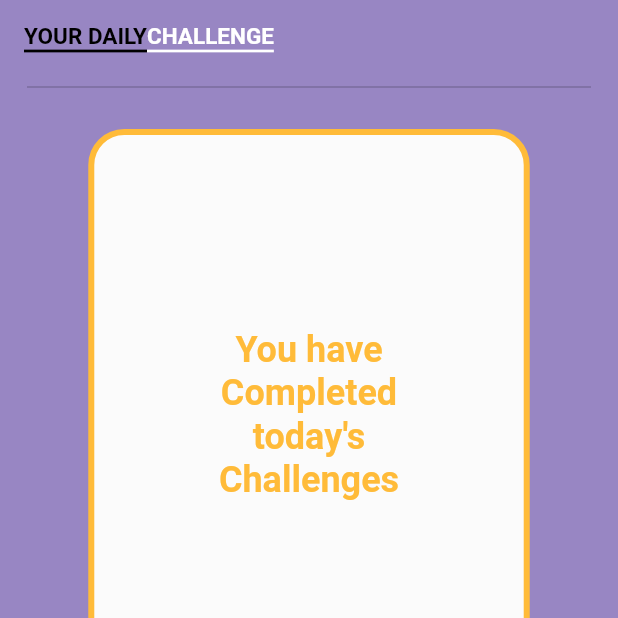
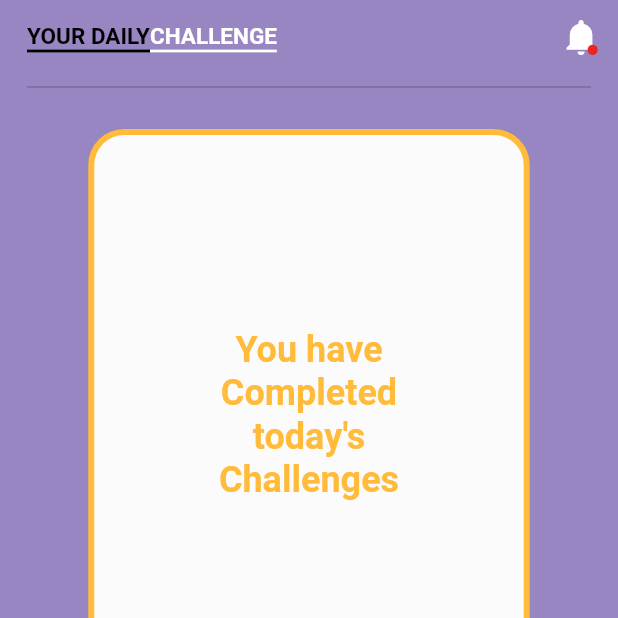
Before and after one commit to yashpitc/apps_data, a Flutter app: the DailyChallengeView screen opened directly with empty values, on a phone screen of 412 x 824 dp, the top half of it. Run offline on Flutter 3.47's test engine with Material 2 defaults, Android fonts, the phone set to English and light mode, and no system bars; drawn by our look-alikes of flutter_html, percent_indicator; our stand-ins replace cloud_firestore, device_info_plus, firebase_core, firebase_crashlytics, firebase_messaging, flutter_svg and 3 more; accounts and stored records are empty.

```diff
--- a/lib/app/components/custom/custom_appbar.dart
+++ b/lib/app/components/custom/custom_appbar.dart
@@ -42,11 +42,13 @@ class CustomAppBar extends StatelessWidget implements PreferredSizeWidget {
             },
           )
           : null,
-      leadingWidth: backbutton!? 20.0 : 15.0,
-      title:  buildTextTitle(firstTitle!, secondTitle!,firstTitleColor!,secondTitleColor!),
+      leadingWidth: backbutton! ? 40.0 : 15.0,
+      title: buildTextTitle(
+          firstTitle!, secondTitle!, firstTitleColor!, secondTitleColor!),
+      titleSpacing: backbutton!? 0.0 : 18.0,
       backgroundColor: AppColors.dashboardBGColor,
       elevation: 0.0,
-      actions:[
+      actions: [
         notiButton!
             ? IconButton(
                 onPressed: notiOnTap,
@@ -56,10 +58,7 @@ class CustomAppBar extends StatelessWidget implements PreferredSizeWidget {
     );
   }
 
-  buildTextTitle(
-      String firstTitle,
-      String secondTitle,
-      Color firstTitleColor,
+  buildTextTitle(String firstTitle, String secondTitle, Color firstTitleColor,
       Color secondTitleColor) {
     return Row(
       mainAxisAlignment: MainAxisAlignment.start,
@@ -76,7 +75,8 @@ class CustomAppBar extends StatelessWidget implements PreferredSizeWidget {
               ),
             ),
           ),
-          child: Text(firstTitle, style: TextStyle(
+          child: Text(firstTitle,
+              style: TextStyle(
                 fontSize: 15,
                 fontWeight: FontWeight.w600,
                 color: firstTitleColor,
@@ -94,8 +94,8 @@ class CustomAppBar extends StatelessWidget implements PreferredSizeWidget {
               ),
             ),
           ),
-          child:
-          Text(secondTitle, style:TextStyle(
+          child: Text(secondTitle,
+              style: TextStyle(
                 fontSize: 15,
                 fontWeight: FontWeight.w600,
                 color: secondTitleColor,
--- a/lib/app/modules/daily_challenge/views/daily_challenge_view.dart
+++ b/lib/app/modules/daily_challenge/views/daily_challenge_view.dart
@@ -10,6 +10,7 @@ import 'package:intl/intl.dart';
 import 'package:percent_indicator/percent_indicator.dart';
 import '../../../components/widgets/challange_card_view.dart';
 import '../../../components/widgets/custom_button.dart';
+import '../../../routes/app_pages.dart';
 import '../../dashboard/controllers/dashboard_controller.dart';
 
 class DailyChallengeView extends StatelessWidget {
@@ -31,7 +32,10 @@ class DailyChallengeView extends StatelessWidget {
           backbutton: false,
           firstTitleColor: AppColors.blackColor,
           secondTitleColor: AppColors.whiteColor,
-          notiButton: false,
+          notiButton: true,
+          notiOnTap: () {
+            Get.toNamed(Routes.NOTIFICATIONVIEW);
+          },
         ),
         body: SingleChildScrollView(
                 padding: const EdgeInsets.only(left: 18.0, right: 18.0),
--- a/lib/app/modules/previous_challanges/views/previous_challenge_view.dart
+++ b/lib/app/modules/previous_challanges/views/previous_challenge_view.dart
@@ -36,6 +36,7 @@ class PreviousChallengeView extends StatelessWidget {
                 controller.onInit();
             },
             child: SingleChildScrollView(
+              physics: const AlwaysScrollableScrollPhysics(),
               padding: const EdgeInsets.only(left: 18.0, right: 18.0,bottom: 20.0),
               child: Column(
                 mainAxisAlignment: MainAxisAlignment.center,
@@ -46,7 +47,7 @@ class PreviousChallengeView extends StatelessWidget {
                   ),
                   Obx(() =>
                       controller.isLoading.value?
-                      Center(child: CircularProgressIndicator(color: AppColors.cardBorderColor)):
+                      Center(child: CircularProgressIndicator(color: AppColors.whiteColor)):
                           controller.previousChallengeList.isEmpty?
                               Center(
                                 child: Text(
```
Also changed, not shown: lib/app/modules/dashboard/views/dashboard_view.dart (+26 -12 lines). Lines whose indentation alone changed are shown as unchanged.
